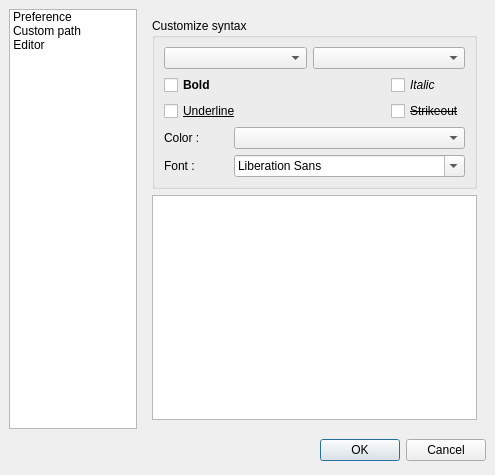
This is ui/custom.ui in phoenix741/xinx as Qt 5 draws it before an edit. The edited form follows.
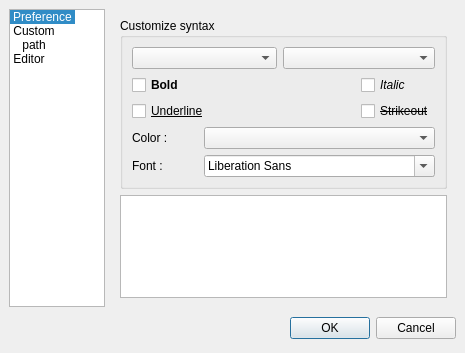
This is the edited form. The open tabs and pages were chosen to show the change. Icons and pictures are not drawn. Custom widgets are drawn as their Qt base class.

The edit to the form file:
```diff
--- a/ui/custom.ui
+++ b/ui/custom.ui
@@ -5,8 +5,8 @@
    <rect>
     <x>0</x>
     <y>0</y>
-    <width>495</width>
-    <height>475</height>
+    <width>465</width>
+    <height>353</height>
    </rect>
   </property>
   <property name="windowTitle" >
@@ -325,7 +325,20 @@
         </widget>
        </item>
        <item>
-        <widget class="QTextEdit" name="m_exempleTextEdit" />
+        <widget class="QTextEdit" name="m_exempleTextEdit" >
+         <property name="lineWrapMode" >
+          <enum>QTextEdit::NoWrap</enum>
+         </property>
+         <property name="readOnly" >
+          <bool>true</bool>
+         </property>
+         <property name="tabStopWidth" >
+          <number>15</number>
+         </property>
+         <property name="acceptRichText" >
+          <bool>false</bool>
+         </property>
+        </widget>
        </item>
       </layout>
      </widget>
@@ -335,20 +348,20 @@
     <widget class="QListWidget" name="listWidget" >
      <property name="minimumSize" >
       <size>
-       <width>128</width>
+       <width>96</width>
        <height>0</height>
       </size>
      </property>
      <property name="maximumSize" >
       <size>
-       <width>128</width>
+       <width>96</width>
        <height>16777215</height>
       </size>
      </property>
      <property name="iconSize" >
       <size>
-       <width>96</width>
-       <height>84</height>
+       <width>60</width>
+       <height>60</height>
       </size>
      </property>
      <property name="movement" >
@@ -360,6 +373,12 @@
      <property name="viewMode" >
       <enum>QListView::IconMode</enum>
      </property>
+     <property name="wordWrap" >
+      <bool>true</bool>
+     </property>
+     <property name="currentRow" >
+      <number>0</number>
+     </property>
      <item>
       <property name="text" >
        <string>Preference</string>
```
Left out of the diff: 4 changed lines with no effect on the pictures.
